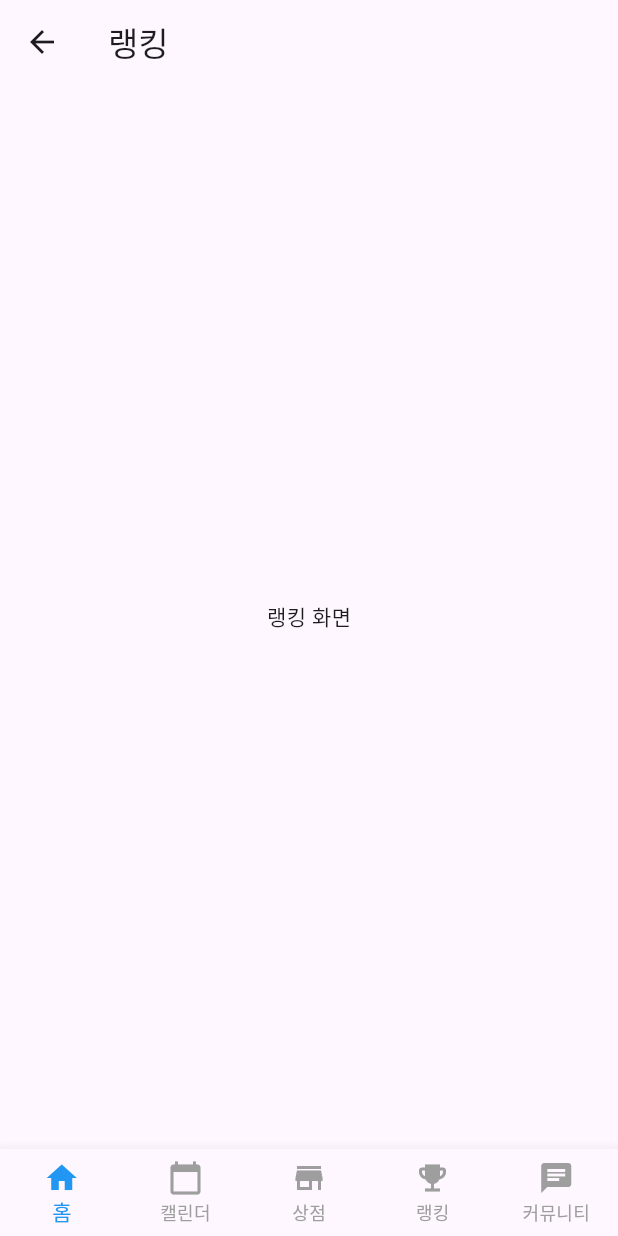
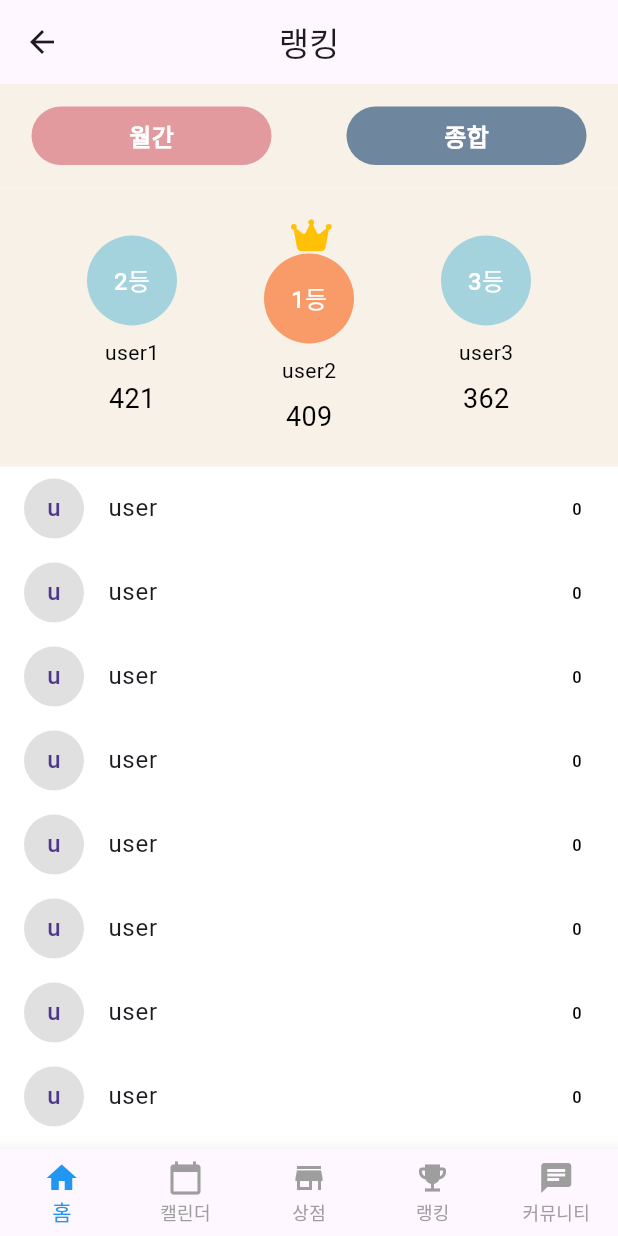
Before and after one commit to MobileProgrammingggggggg/everydaychallenge, a Flutter app: the screen it shows after launch, item 4 of the bottom bar chosen, on a phone screen of 412 x 824 dp. Run offline on Flutter 3.47's test engine with Material 3 defaults, Android fonts, the phone set to English and light mode, and no system bars; our stand-ins replace font_awesome_flutter.

Commit message:
컬러차트 추가 메인 빵빵이 누끼 땀 -> 로컬파일로 변경 랭킹 창 추가 색상 살짝 만짐

```diff
--- a/lib/ChallengeButton.dart
+++ b/lib/ChallengeButton.dart
@@ -1,4 +1,5 @@
 import 'package:flutter/material.dart';
+import 'package:test_flutter/themes/colors.dart';
 import 'Roulette_test.dart';
 import 'Success_screen.dart';
 import 'Failure_screen.dart';
@@ -21,7 +22,7 @@ class _ChallengeButtonState extends State<ChallengeButton> {
           if (flag == 1) // flag가 1일 때 챌린지 뽑기 버튼 표시
             ElevatedButton(
               style: ElevatedButton.styleFrom(
-                backgroundColor: Colors.blue,
+                backgroundColor: AppColors.textBlue,
                 shape: RoundedRectangleBorder(
                   borderRadius: BorderRadius.circular(30),
                 ),
@@ -50,7 +51,7 @@ class _ChallengeButtonState extends State<ChallengeButton> {
               children: [
                 ElevatedButton(
                   style: ElevatedButton.styleFrom(
-                    backgroundColor: Color.fromRGBO(92, 103, 227, 1),
+                    backgroundColor: AppColors.brightPink,
                     shape: RoundedRectangleBorder(
                       borderRadius: BorderRadius.circular(30),
                     ),
@@ -85,7 +86,7 @@ class _ChallengeButtonState extends State<ChallengeButton> {
                 ),
                 ElevatedButton(
                   style: ElevatedButton.styleFrom(
-                    backgroundColor: Colors.red,
+                    backgroundColor: AppColors.deepBlue,
                     shape: RoundedRectangleBorder(
                       borderRadius: BorderRadius.circular(30),
                     ),
--- a/lib/Main_test.dart
+++ b/lib/Main_test.dart
@@ -1,4 +1,5 @@
 import 'package:flutter/material.dart';
+import 'package:test_flutter/themes/colors.dart';
 import 'CustomBottomNavigationBar.dart';
 import 'Login_screen.dart';
 import 'ChallengeButton.dart';
@@ -51,7 +52,7 @@ class CustomAppBar extends StatelessWidget implements PreferredSizeWidget {
         centerTitle: true,
         title: Text(
           "매일 매일 챌린지!",
-          style: TextStyle(color: Colors.blue, fontWeight: FontWeight.bold),
+          style: TextStyle(color: AppColors.textBlue, fontWeight: FontWeight.bold),
         ),
         leading: LogoutIcon(),
         actions: [NotificationIcon()]);
@@ -133,7 +134,7 @@ class GradientBackground extends StatelessWidget {
     return Container(
       decoration: BoxDecoration(
         gradient: LinearGradient(
-          colors: [Colors.pink.shade100, Colors.blue.shade100],
+          colors: [AppColors.mainPink, AppColors.mainBlue],
           begin: Alignment.topCenter,
           end: Alignment.bottomCenter,
         ),
@@ -153,7 +154,7 @@ class HeaderSection extends StatelessWidget {
         children: [
           Row(
             children: [
-              Icon(Icons.star, color: Colors.blue),
+              Icon(Icons.star, color: AppColors.textBlue),
               SizedBox(width: 5),
               Text(
                 "300 P",
@@ -168,11 +169,11 @@ class HeaderSection extends StatelessWidget {
             children: [
               Text(
                 "D + 9",
-                style: TextStyle(color: Colors.blue, fontSize: 18),
+                style: TextStyle(color: AppColors.textBlue, fontSize: 18),
               ),
               Text(
                 "달성률: 98%",
-                style: TextStyle(color: Colors.black),
+                style: TextStyle(color: AppColors.textBlue),
               ),
             ],
           ),
@@ -188,7 +189,7 @@ class CountdownText extends StatelessWidget {
     return Text(
       "7시간 56분 남았습니다.",
       style: TextStyle(
-        color: Colors.blue,
+        color: AppColors.textBlue,
         fontSize: 24,
         fontWeight: FontWeight.bold,
       ),
@@ -199,8 +200,8 @@ class CountdownText extends StatelessWidget {
 class CharacterImage extends StatelessWidget {
   @override
   Widget build(BuildContext context) {
-    return Image.network(
-      'https://i.ibb.co/LnBF844/image.jpg',
+    return Image.asset(
+      'assets/images/character.png',
       // Ensure you add the character image in assets
       height: 150,
     );
@@ -213,7 +214,7 @@ class ChallengePrompt extends StatelessWidget {
     return Text(
       "오늘의 챌린지는?",
       style: TextStyle(
-        color: Colors.blue,
+        color: AppColors.textBlue,
         fontSize: 18,
         fontWeight: FontWeight.bold,
       ),
--- a/lib/ranking_screen.dart
+++ b/lib/ranking_screen.dart
@@ -1,13 +1,126 @@
+import 'dart:math';
+
 import 'package:flutter/material.dart';
+import 'package:font_awesome_flutter/font_awesome_flutter.dart';
+import 'package:test_flutter/themes/colors.dart';
 import 'CustomBottomNavigationBar.dart';
 
 class RankingScreen extends StatelessWidget {
+  get random => null;
+
   @override
   Widget build(BuildContext context) {
     return Scaffold(
-      appBar: AppBar(title: Text("랭킹")),
-      body: Center(child: Text("랭킹 화면")),
-      bottomNavigationBar: CustomBottomNavigationBar(),
+      backgroundColor: Colors.white,
+      appBar: AppBar(
+        elevation: 0,
+        title: Text(
+          "랭킹",
+        ),
+        centerTitle: true,
+      ),
+      body: Column(
+        children: [
+          // 탭 버튼
+        Container(
+          padding: EdgeInsets.symmetric(vertical: 15),
+          color: AppColors.cream,
+          child: Row(
+            mainAxisAlignment: MainAxisAlignment.center,
+            children: [
+              _buildTabButton(context, '월간', true, width: 160), // 버튼길이 수정
+              SizedBox(width: 50), // 버튼 간격
+              _buildTabButton(context, '종합', false, width: 160),
+          ],
+        ),
+      ),
+
+
+    // 상위 3명의 랭킹
+          Container(
+
+            color: AppColors.cream,
+            padding: EdgeInsets.symmetric(vertical: 20),
+
+            child: Row(
+              mainAxisAlignment: MainAxisAlignment.spaceEvenly,
+              children: [
+                _buildTopRankItem(421, '2등', 'user1', AppColors.aquaBlue),
+                _buildTopRankItem(409, '1등', 'user2', AppColors.melonOrange, isCrowned: true),
+                _buildTopRankItem(362, '3등', 'user3', AppColors.aquaBlue),
+              ],
+            ),
+          ),
+
+          // 나머지 랭킹 리스트
+          Expanded(
+            child: ListView(
+              children: List.generate(10, (index) {
+                return _buildRankRow(index + 4, 'user',  0);
+              }),
+            ),
+          ),
+        ],
+      ),
+        bottomNavigationBar: CustomBottomNavigationBar(),
+    );
+  }
+
+  Widget _buildTabButton(BuildContext context, String text, bool isSelected, {double width = 100}) {
+    return GestureDetector(
+      onTap: () {},
+      child: Container(
+        width: width,
+        padding: EdgeInsets.symmetric(horizontal: 20, vertical: 8),
+        decoration: BoxDecoration(
+          color: isSelected ? AppColors.brightPink : AppColors.deepBlue,
+          borderRadius: BorderRadius.circular(20),
+        ),
+        child: Center(
+        child: Text(
+          text,
+          style: TextStyle(
+            color: Colors.white,
+            fontSize: 16,
+            fontWeight: FontWeight.bold,
+          ),
+        ),
+      ),
+      )
+    );
+  }
+
+  Widget _buildTopRankItem(int rank, String name, String score, Color color, {bool isCrowned = false}) {
+    return Column(
+      children: [
+        if (isCrowned) Icon(FontAwesomeIcons.crown, color: Colors.amber, size: 24), // 왕관 아이콘
+        CircleAvatar(
+          radius: 30,
+          backgroundColor: color,
+          child: Text(
+            name,
+            style: TextStyle(color: Colors.white),
+          ),
+        ),
+        SizedBox(height: 8),
+        Text(score, style: TextStyle(color: Colors.black)),
+        SizedBox(height: 8),
+        Text('$rank', style: TextStyle(color: Colors.black, fontSize: 18)),
+      ],
+    );
+  }
+
+  Widget _buildRankRow(int rank, String name, int score) {
+    return ListTile(
+      leading: CircleAvatar(
+        backgroundColor: Colors.grey.shade300,
+        child: Text(name[0]), // 간단한 이름의 첫 글자
+      ),
+      title: Text(name),
+      trailing: Text(
+        '$score',
+        style: TextStyle(color: Colors.black),
+      ),
     );
   }
 }
--- /dev/null
+++ b/lib/themes/colors.dart
@@ -0,0 +1,23 @@
+import 'package:flutter/material.dart';
+
+class AppColors {
+  // 기본 색상
+  static const Color cream = Color(0xFFF8F1E7);
+  static const Color lightPink = Color(0xFFE6C9D1);
+  static const Color darkBlue = Color(0xFF3A4A5A);
+  static const Color mediumBlue = Color(0xFF6A8FA3);
+  static const Color lightBlue = Color(0xFFB4CAD8);
+  static const Color lavenderBlue = Color(0xFFDFE3EB);
+
+  static const Color mutePink = Color(0xFFC2999E); // #C2999E
+  static const Color brightPink = Color(0xFFE39A9E); // #E39A9E
+  static const Color deepBlue = Color(0xFF6F869F); // #6F869F
+  static const Color babyPink = Color(0xFFE9CDCE); // #E9CDCE
+  static const Color melonOrange = Color(0xFFF89B68);
+  static const Color aquaBlue = Color(0xFFA5D3DD);
+  static const Color mainPink = Color(0xFFFFC2D9);
+  static const Color mainBlue = Color(0xFFC2E1FC);
+  static const Color textBlue = Color(0xFF4E8BC4);
+
+
+}
--- a/pubspec.yaml
+++ b/pubspec.yaml
@@ -32,6 +32,8 @@ dependencies:
     sdk: flutter
   particle_field: ^1.0.0
   rnd: ^0.2.0
+  font_awesome_flutter: ^10.1.0
+
 
   # The following adds the Cupertino Icons font to your application.
   # Use with the CupertinoIcons class for iOS style icons.
@@ -65,6 +67,7 @@ flutter:
   assets:
     - assets/images/logo.png
     - assets/images/error.png
+    - assets/images/character.png
 
   # An image asset can refer to one or more resolution-specific "variants", see
   # https://flutter.dev/to/resolution-aware-images
```
Also changed, not shown: assets/images/character.png (added), pubspec.lock, 1 other file.
